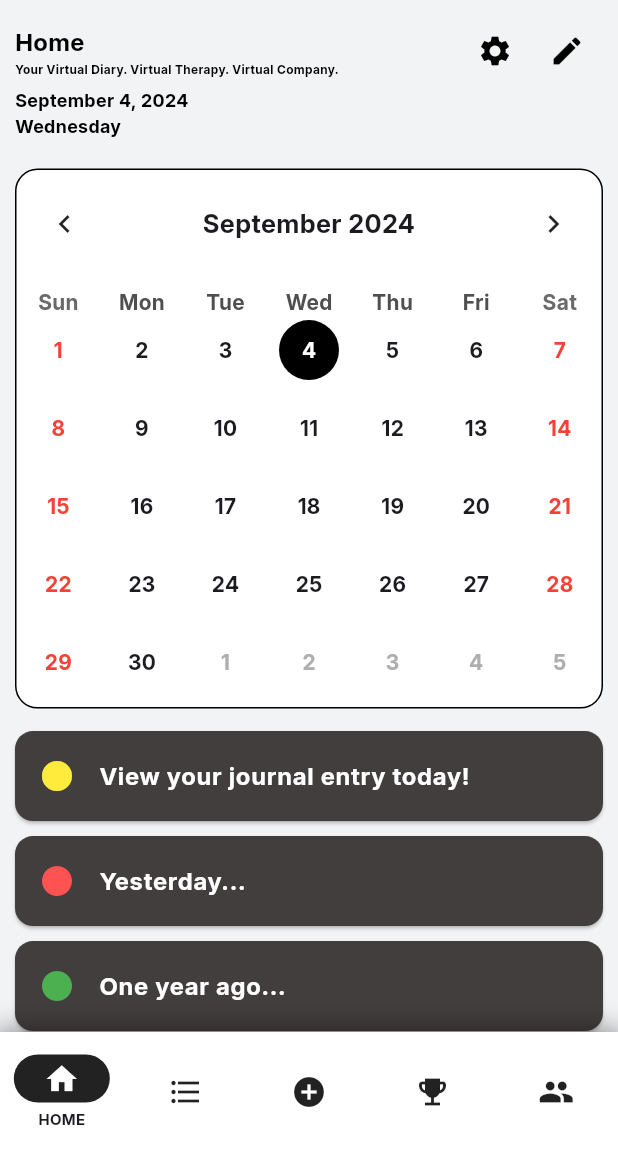
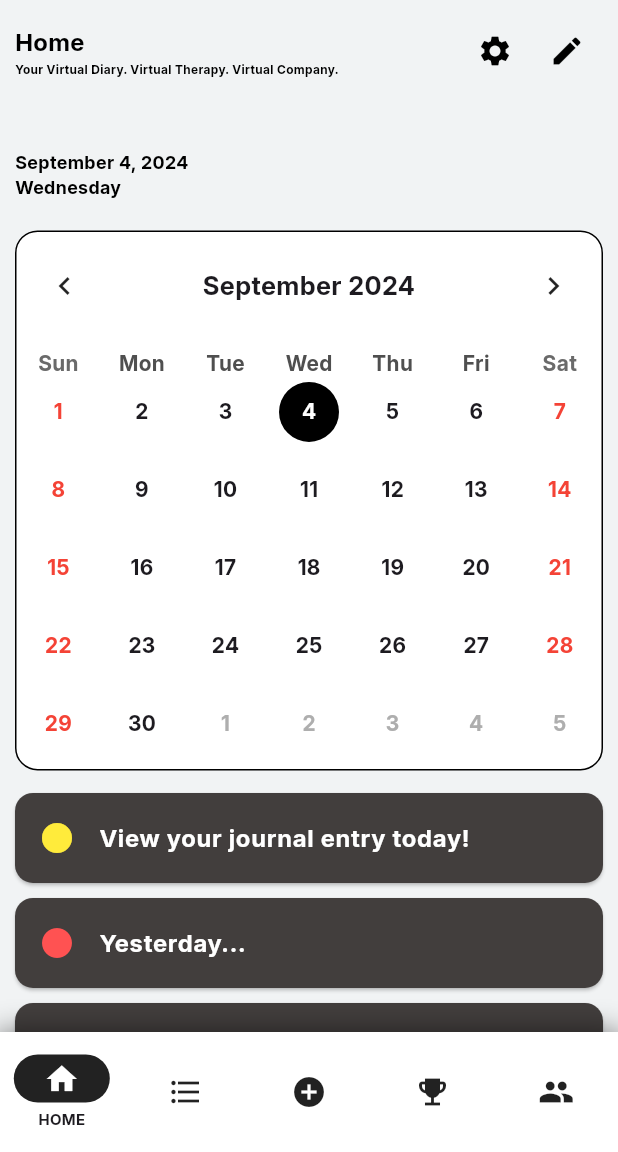
Before and after one commit to left-no-crumbz/freedfromwalls, a Flutter app: the screen it shows after launch, on a phone screen of 412 x 824 dp, the part 84-1236 px from its top. Run offline on Flutter 3.47's test engine with Material 3 defaults, Android fonts, the phone set to English and light mode, and no system bars; drawn by our look-alikes of table_calendar.

Commit message:
fix: Fix overflow in home_screen.dart

```diff
--- a/lib/screens/home_screen.dart
+++ b/lib/screens/home_screen.dart
@@ -40,8 +40,14 @@ class _HomePageState extends State<HomePage> {
   @override
   Widget build(BuildContext context) {
     final width = MediaQuery.of(context).size.width;
+
+    /// Width of the screen
     final height = MediaQuery.of(context).size.height;
+
+    /// Height of the screen
     final isSmallScreen = width < 450;
+
+    /// Checks if the screen is small
 
     return Material(
       color: const Color.fromRGBO(241, 243, 244, 1),
@@ -51,7 +57,7 @@ class _HomePageState extends State<HomePage> {
             children: <Widget>[
               Container(
                 width: width,
-                height: isSmallScreen ? height * 0.10 : height * 0.12,
+                height: isSmallScreen ? height * 0.15 : height * 0.17,
                 margin: const EdgeInsets.all(10.0),
                 child: Column(
                   crossAxisAlignment: CrossAxisAlignment.start,
```
